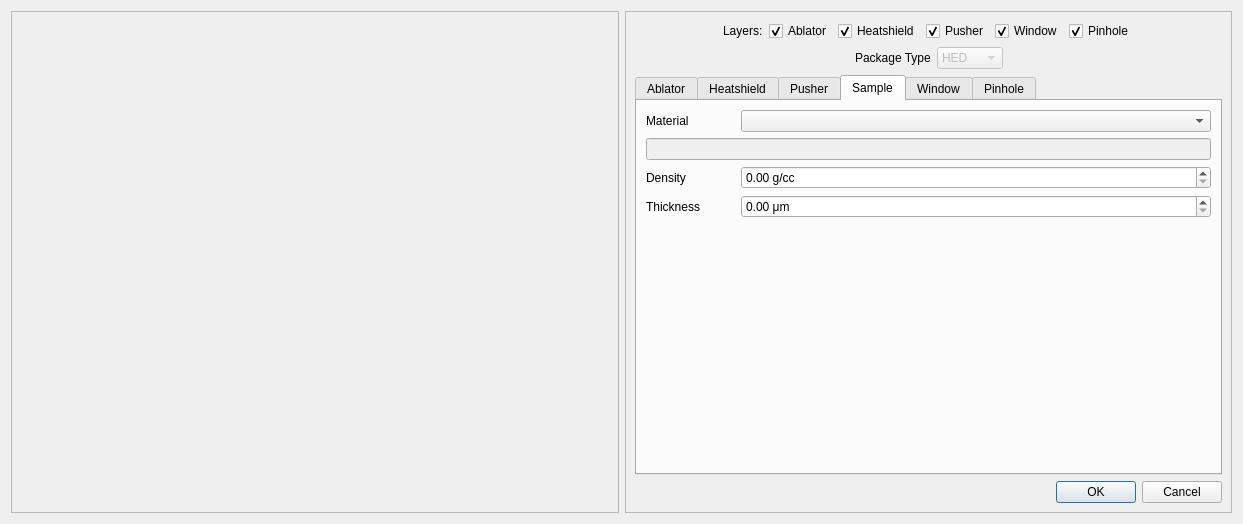
Above: hexrdgui/resources/ui/physics_package_manager_dialog.ui from HEXRD/hexrdgui before the change. Below: the same form after it.
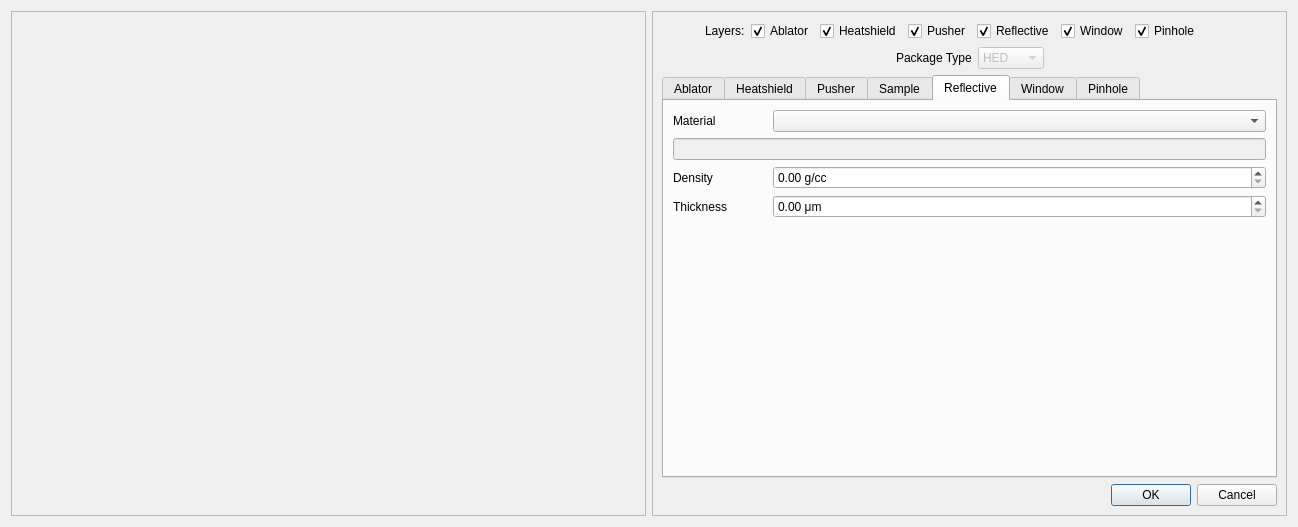
That is the form after the change. The open tabs and pages were chosen to show the change. Custom widgets are drawn as their Qt base class.

Commit message: Add reflective coating layer

Patch:
```diff
--- a/hexrdgui/resources/ui/physics_package_manager_dialog.ui
+++ b/hexrdgui/resources/ui/physics_package_manager_dialog.ui
@@ -6,8 +6,8 @@
    <rect>
     <x>0</x>
     <y>0</y>
-    <width>1243</width>
-    <height>524</height>
+    <width>1298</width>
+    <height>527</height>
    </rect>
   </property>
   <property name="sizePolicy">
@@ -120,6 +120,16 @@
           </property>
          </widget>
         </item>
+        <item>
+         <widget class="QCheckBox" name="show_reflective">
+          <property name="text">
+           <string>Reflective</string>
+          </property>
+          <property name="checked">
+           <bool>true</bool>
+          </property>
+         </widget>
+        </item>
         <item>
          <widget class="QCheckBox" name="show_window">
           <property name="text">
@@ -550,6 +560,86 @@
           </item>
          </layout>
         </widget>
+        <widget class="QWidget" name="reflective_tab">
+         <attribute name="title">
+          <string>Reflective</string>
+         </attribute>
+         <layout class="QGridLayout" name="gridLayout_9">
+          <item row="1" column="0" colspan="6">
+           <widget class="QLineEdit" name="reflective_material_input">
+            <property name="enabled">
+             <bool>false</bool>
+            </property>
+           </widget>
+          </item>
+          <item row="2" column="0">
+           <widget class="QLabel" name="reflective_density_label">
+            <property name="text">
+             <string>Density</string>
+            </property>
+            <property name="buddy">
+             <cstring>pusher_density</cstring>
+            </property>
+           </widget>
+          </item>
+          <item row="3" column="0">
+           <widget class="QLabel" name="reflective_thickness_label">
+            <property name="text">
+             <string>Thickness</string>
+            </property>
+            <property name="buddy">
+             <cstring>pusher_thickness</cstring>
+            </property>
+           </widget>
+          </item>
+          <item row="0" column="0">
+           <widget class="QLabel" name="reflective_material_label">
+            <property name="text">
+             <string>Material</string>
+            </property>
+            <property name="buddy">
+             <cstring>pusher_material</cstring>
+            </property>
+           </widget>
+          </item>
+          <item row="4" column="0">
+           <spacer name="reflective_vertical_spacer">
+            <property name="orientation">
+             <enum>Qt::Vertical</enum>
+            </property>
+            <property name="sizeHint" stdset="0">
+             <size>
+              <width>20</width>
+              <height>40</height>
+             </size>
+            </property>
+           </spacer>
+          </item>
+          <item row="3" column="1" colspan="5">
+           <widget class="ScientificDoubleSpinBox" name="reflective_thickness">
+            <property name="suffix">
+             <string> μm</string>
+            </property>
+            <property name="singleStep">
+             <double>0.100000000000000</double>
+            </property>
+           </widget>
+          </item>
+          <item row="2" column="1" colspan="5">
+           <widget class="ScientificDoubleSpinBox" name="reflective_density">
+            <property name="enabled">
+             <bool>true</bool>
+            </property>
+            <property name="suffix">
+             <string> g/cc</string>
+            </property>
+           </widget>
+          </item>
+          <item row="0" column="1" colspan="5">
+           <widget class="QComboBox" name="reflective_material"/>
+          </item>
+         </layout>
+        </widget>
         <widget class="QWidget" name="window_tab">
          <attribute name="title">
           <string>Window</string>
```
Left out of the diff: 5 changed lines with no effect on the pictures. The commit also changes 3 other files.
